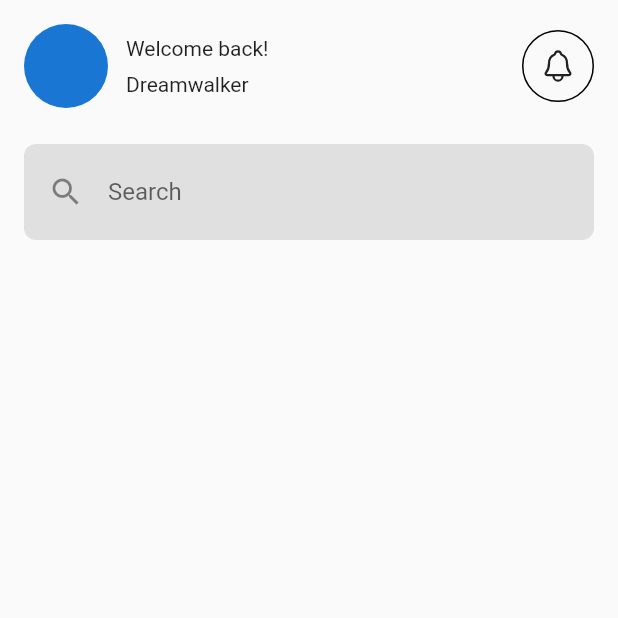
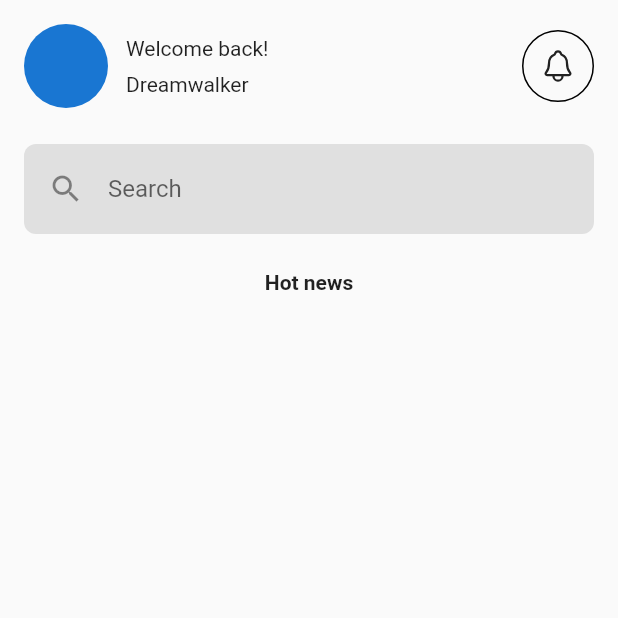
Before and after one commit to JAICHANGPARK/flutter_notebook_chapter_24, a Flutter app: the NewsAppMainPage screen opened directly, on a phone screen of 412 x 824 dp, the top half of it. Run offline on Flutter 3.47's test engine with Material 2 defaults, Android fonts, the phone set to English and light mode, and no system bars; our stand-ins replace flutter_riverpod, freezed_annotation, ionicons, percent_indicator; missing offline and left inert: crypto_font_icons; network calls fail.

Commit message:
Update news_app_main_apge.dart

```diff
--- a/lib/ep1377_news_app/view/news_app_main_apge.dart
+++ b/lib/ep1377_news_app/view/news_app_main_apge.dart
@@ -54,7 +54,7 @@ class _NewsAppMainPageState extends State<NewsAppMainPage> {
                   ),
                   Container(
                     margin: const EdgeInsets.symmetric(vertical: 24),
-                    height: 64,
+                    height: 60,
                     decoration: BoxDecoration(
                       color: Colors.grey[300],
                       borderRadius: BorderRadius.circular(8),
@@ -73,7 +73,14 @@ class _NewsAppMainPageState extends State<NewsAppMainPage> {
                   Expanded(
                     child: SingleChildScrollView(
                       child: Column(
-                        children: [],
+                        children: [
+                          Text(
+                            "Hot news",
+                            style: TextStyle(
+                              fontWeight: FontWeight.bold,
+                            ),
+                          )
+                        ],
                       ),
                     ),
                   ),
```
